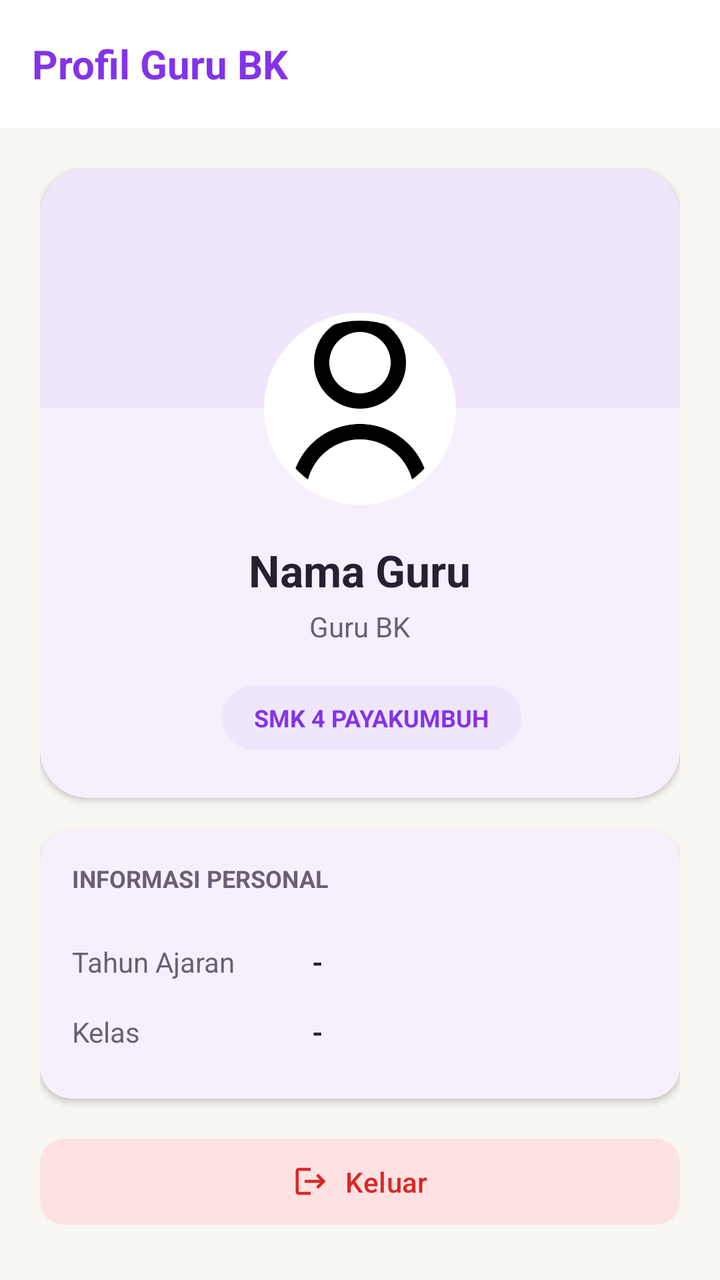
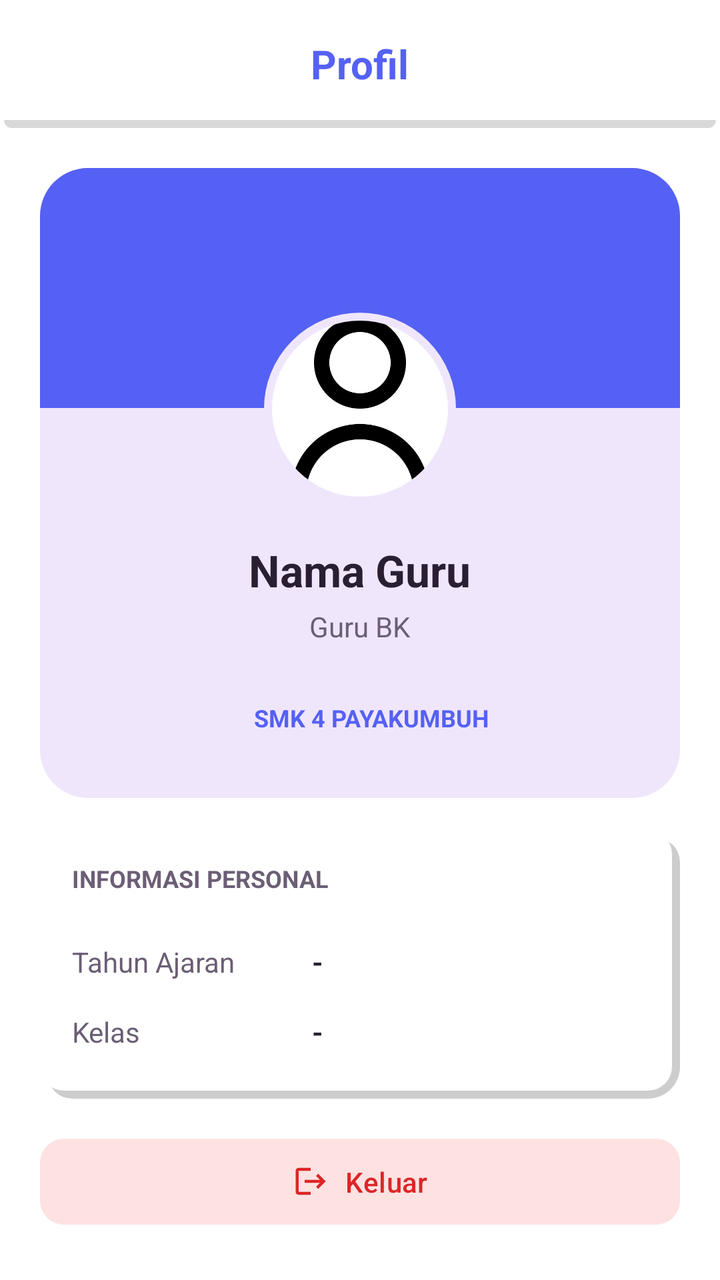

An Android layout rendered at two revisions. The XML below is the earlier revision; the diff shows what the commit changed to produce the second picture.
<!-- AndroidManifest.xml: application theme Theme.BkNova -->
<!-- res/layout/fragment_profil_bk.xml -->
<?xml version="1.0" encoding="utf-8"?>
<androidx.coordinatorlayout.widget.CoordinatorLayout xmlns:android="http://schemas.android.com/apk/res/android"
    xmlns:app="http://schemas.android.com/apk/res-auto"
    xmlns:tools="http://schemas.android.com/tools"
    android:layout_width="match_parent"
    android:layout_height="match_parent"
    android:background="@color/background_cream"
    tools:context=".fragment.profilBkFragment"
    tools:ignore="Overdraw">

    <com.google.android.material.appbar.AppBarLayout
        android:layout_width="match_parent"
        android:layout_height="wrap_content"
        android:background="@color/white"
        app:elevation="0dp">

        <com.google.android.material.appbar.MaterialToolbar
            android:id="@+id/toolbar"
            android:layout_width="match_parent"
            android:layout_height="?attr/actionBarSize"
            app:title="Profil Guru BK"
            app:titleTextAppearance="@style/ToolbarTitleBold"
            app:titleTextColor="@color/brand_primary"
            app:titleCentered="false" />
    </com.google.android.material.appbar.AppBarLayout>

    <androidx.core.widget.NestedScrollView
        android:id="@+id/scroll_view_profil_bk"
        android:layout_width="match_parent"
        android:layout_height="match_parent"
        android:clipToPadding="false"
        android:paddingBottom="80dp"
        app:layout_behavior="@string/appbar_scrolling_view_behavior">

        <LinearLayout
            android:layout_width="match_parent"
            android:layout_height="wrap_content"
            android:orientation="vertical"
            android:padding="20dp">

            
            <com.google.android.material.card.MaterialCardView
                android:layout_width="match_parent"
                android:layout_height="wrap_content"
                android:layout_marginBottom="16dp"
                app:cardCornerRadius="24dp"
                app:cardElevation="2dp"
                app:strokeWidth="0dp">

                <LinearLayout
                    android:layout_width="match_parent"
                    android:layout_height="wrap_content"
                    android:orientation="vertical"
                    android:gravity="center_horizontal"
                    android:paddingBottom="24dp">

                    <View
                        android:layout_width="match_parent"
                        android:layout_height="120dp"
                        android:background="@color/brand_soft" />

                    <com.google.android.material.imageview.ShapeableImageView
                        android:layout_width="100dp"
                        android:layout_height="100dp"
                        android:layout_marginTop="-50dp"
                        android:padding="4dp"
                        android:background="@color/white"
                        app:shapeAppearanceOverlay="@style/ShapeAppearance.Circle"
                        android:src="@drawable/person_icon"
                        android:scaleType="centerCrop"
                        app:strokeColor="@color/white"
                        app:strokeWidth="4dp" />

                    <TextView
                        android:id="@+id/tv_name_profil"
                        android:layout_width="wrap_content"
                        android:layout_height="wrap_content"
                        android:layout_marginTop="16dp"
                        android:text="Nama Guru"
                        android:textColor="@color/text_color_primary"
                        android:textSize="22sp"
                        android:textStyle="bold" />

                    <TextView
                        android:id="@+id/tv_role_profil"
                        android:layout_width="wrap_content"
                        android:layout_height="wrap_content"
                        android:layout_marginTop="4dp"
                        android:text="Guru BK"
                        android:textColor="@color/text_color_secondary"
                        android:textSize="14sp" />

                    <LinearLayout
                        android:layout_width="wrap_content"
                        android:layout_height="wrap_content"
                        android:orientation="horizontal"
                        android:layout_marginTop="20dp">


                        <TextView
                            android:id="@+id/tv_badge_school"
                            android:layout_width="wrap_content"
                            android:layout_height="wrap_content"
                            android:layout_marginStart="12dp"
                            android:background="@drawable/bg_badge_brand"
                            android:paddingHorizontal="16dp"
                            android:paddingVertical="8dp"
                            android:text="@string/ex_school"
                            android:textColor="@color/brand_primary"
                            android:textSize="12sp"
                            android:textStyle="bold" />
                    </LinearLayout>
                </LinearLayout>
            </com.google.android.material.card.MaterialCardView>

            
            <com.google.android.material.card.MaterialCardView
                android:layout_width="match_parent"
                android:layout_height="wrap_content"
                android:layout_marginBottom="16dp"
                app:cardCornerRadius="16dp"
                app:cardElevation="2dp"
                app:strokeWidth="0dp">

                <LinearLayout
                    android:layout_width="match_parent"
                    android:layout_height="wrap_content"
                    android:orientation="vertical"
                    android:padding="16dp">

                    <TextView
                        android:layout_width="wrap_content"
                        android:layout_height="wrap_content"
                        android:layout_marginBottom="16dp"
                        android:text="INFORMASI PERSONAL"
                        android:textColor="@color/text_color_secondary"
                        android:textSize="12sp"
                        android:textStyle="bold" />

                    
                    <LinearLayout
                        android:layout_width="match_parent"
                        android:layout_height="wrap_content"
                        android:orientation="horizontal"
                        android:paddingVertical="8dp">

                        <TextView
                            android:layout_width="120dp"
                            android:layout_height="wrap_content"
                            android:text="Tahun Ajaran"
                            android:textColor="@color/text_color_secondary"
                            android:textSize="14sp" />

                        <TextView
                            android:id="@+id/tv_tahun_ajaran"
                            android:layout_width="match_parent"
                            android:layout_height="wrap_content"
                            android:text="-"
                            android:textColor="@color/text_color_primary"
                            android:textSize="14sp"
                            android:textStyle="bold" />
                    </LinearLayout>

                    
                    <LinearLayout
                        android:layout_width="match_parent"
                        android:layout_height="wrap_content"
                        android:orientation="horizontal"
                        android:paddingVertical="8dp">

                        <TextView
                            android:layout_width="120dp"
                            android:layout_height="wrap_content"
                            android:text="Kelas "
                            android:textColor="@color/text_color_secondary"
                            android:textSize="14sp" />

                        <TextView
                            android:id="@+id/tv_kelas_diampu"
                            android:layout_width="match_parent"
                            android:layout_height="wrap_content"
                            android:text="-"
                            android:textColor="@color/text_color_primary"
                            android:textSize="14sp"
                            android:textStyle="bold" />
                    </LinearLayout>

                </LinearLayout>
            </com.google.android.material.card.MaterialCardView>

            
            <com.google.android.material.button.MaterialButton
                android:id="@+id/btn_logout"
                android:layout_width="match_parent"
                android:layout_height="wrap_content"
                android:text="@string/logout"
                android:textAllCaps="false"
                android:textColor="@color/red_text"
                app:backgroundTint="@color/red_light"
                app:cornerRadius="12dp"
                app:icon="@drawable/ic_logout"
                app:iconGravity="textStart"
                app:iconTint="@color/red_text"
                android:paddingVertical="12dp" />

        </LinearLayout>
    </androidx.core.widget.NestedScrollView>

</androidx.coordinatorlayout.widget.CoordinatorLayout>
<!-- resources referenced by this layout -->
<resources>
  <color name="background_cream">#F8F7F2</color>
  <color name="brand_primary">#8333EA</color>
  <color name="brand_soft">#F0E6FC</color>
  <color name="red_light">#FEE2E2</color>
  <color name="red_text">#DC2626</color>
  <color name="text_color_primary">#2A1E33</color>
  <color name="text_color_secondary">#6B5E75</color>
  <color name="white">#FFFFFFFF</color>
  <!-- drawable bg_badge_brand (drawable) -->
  <?xml version="1.0" encoding="utf-8"?>
  <shape xmlns:android="http://schemas.android.com/apk/res/android">
      <solid android:color="@color/brand_soft" />
      <corners android:radius="16dp" />
  </shape>
  <!-- drawable ic_logout (drawable) -->
  <vector xmlns:android="http://schemas.android.com/apk/res/android"
      android:width="24dp"
      android:height="24dp"
      android:viewportWidth="24"
      android:viewportHeight="24">
      <path
          android:fillColor="#000000"
          android:pathData="M17,7l-1.41,1.41L18.17,11H8v2h10.17l-2.58,2.58L17,17l5,-5zM4,5h8V3H4C2.9,3 2,3.9 2,5v14c0,1.1 0.9,2 2,2h8v-2H4V5z"/>
  </vector>
  <string name="ex_school">SMK 4 PAYAKUMBUH</string>
  <string name="logout">Keluar</string>
  <style name="ShapeAppearance.Circle" parent="">
          <item name="cornerFamily">rounded</item>
          <item name="cornerSize">50%</item>
      </style>
  <style name="ToolbarTitleBold" parent="TextAppearance.Material3.TitleLarge">
          <item name="android:textStyle">bold</item>
          <item name="android:textSize">20sp</item> 
      </style>
  <style name="Theme.BkNova" parent="Base.Theme.BkNova" />
  <color name="accent_pink">#FF7FAF</color>
  <color name="accent_pink_soft">#FFECF3</color>
  <color name="accent_peach">#FFC6BF</color>
  <color name="accent_peach_soft">#FFE8E5</color>
  <color name="divider_color">#E8E3DC</color>
  <!-- unchanged entries left out for length: 2 -->
</resources>

<!-- the commit's change to res/layout/fragment_profil_bk.xml (unified diff, before → after) -->
@@ -4,24 +4,24 @@
     xmlns:tools="http://schemas.android.com/tools"
     android:layout_width="match_parent"
     android:layout_height="match_parent"
-    android:background="@color/background_cream"
+    android:background="@color/white"
     tools:context=".fragment.profilBkFragment"
     tools:ignore="Overdraw">
 
     <com.google.android.material.appbar.AppBarLayout
         android:layout_width="match_parent"
         android:layout_height="wrap_content"
-        android:background="@color/white"
-        app:elevation="0dp">
+        android:background="@drawable/bg_header"
+        app:elevation="2dp">
 
         <com.google.android.material.appbar.MaterialToolbar
             android:id="@+id/toolbar"
             android:layout_width="match_parent"
             android:layout_height="?attr/actionBarSize"
-            app:title="Profil Guru BK"
+            app:title="Profil"
             app:titleTextAppearance="@style/ToolbarTitleBold"
             app:titleTextColor="@color/brand_primary"
-            app:titleCentered="false" />
+            app:titleCentered="true" />
     </com.google.android.material.appbar.AppBarLayout>
 
     <androidx.core.widget.NestedScrollView
@@ -44,20 +44,20 @@
                 android:layout_height="wrap_content"
                 android:layout_marginBottom="16dp"
                 app:cardCornerRadius="24dp"
-                app:cardElevation="2dp"
                 app:strokeWidth="0dp">
 
                 <LinearLayout
                     android:layout_width="match_parent"
                     android:layout_height="wrap_content"
                     android:orientation="vertical"
+                    android:background="@color/brand_soft"
                     android:gravity="center_horizontal"
                     android:paddingBottom="24dp">
 
                     <View
                         android:layout_width="match_parent"
                         android:layout_height="120dp"
-                        android:background="@color/brand_soft" />
+                        android:background="@color/brand_primary" />
 
                     <com.google.android.material.imageview.ShapeableImageView
                         android:layout_width="100dp"
@@ -68,7 +68,7 @@
                         app:shapeAppearanceOverlay="@style/ShapeAppearance.Circle"
                         android:src="@drawable/person_icon"
                         android:scaleType="centerCrop"
-                        app:strokeColor="@color/white"
+                        app:strokeColor="@color/brand_soft"
                         app:strokeWidth="4dp" />
 
                     <TextView
@@ -119,13 +119,14 @@
                 android:layout_height="wrap_content"
                 android:layout_marginBottom="16dp"
                 app:cardCornerRadius="16dp"
-                app:cardElevation="2dp"
+
                 app:strokeWidth="0dp">
 
                 <LinearLayout
                     android:layout_width="match_parent"
                     android:layout_height="wrap_content"
                     android:orientation="vertical"
+                    android:background="@drawable/bg_grid_shadow"
                     android:padding="16dp">
 
                     <TextView
<!-- resource entries referenced after the edit -->
@@ -1,7 +1,7 @@
 <!-- resources referenced by this layout -->
 <resources>
   <color name="background_cream">#F8F7F2</color>
-  <color name="brand_primary">#8333EA</color>
+  <color name="brand_primary">#5561F4</color>
   <color name="brand_soft">#F0E6FC</color>
   <color name="red_light">#FEE2E2</color>
   <color name="red_text">#DC2626</color>
@@ -14,6 +14,68 @@
       <solid android:color="@color/brand_soft" />
       <corners android:radius="16dp" />
   </shape>
+  <!-- drawable bg_grid_shadow (drawable) -->
+  <?xml version="1.0" encoding="utf-8"?>
+  <layer-list xmlns:android="http://schemas.android.com/apk/res/android">
+  
+      
+      <item
+          android:left="4dp"
+  
+          android:top="4dp">
+  
+          <shape android:shape="rectangle">
+              <solid android:color="#32000000" />
+              <corners android:radius="12dp" />
+          </shape>
+  
+      </item>
+  
+      
+      <item
+          android:right="4dp"
+          android:bottom="4dp">
+  
+          <shape android:shape="rectangle">
+              <solid android:color="#FFFFFF" />
+              <corners android:radius="12dp" />
+          </shape>
+  
+      </item>
+  
+  </layer-list>
+  <!-- drawable bg_header (drawable) -->
+  <?xml version="1.0" encoding="utf-8"?>
+  <layer-list xmlns:android="http://schemas.android.com/apk/res/android">
+  
+      
+      <item
+          android:left="2dp"
+          android:right="2dp"
+          android:top="4dp">
+  
+          <shape android:shape="rectangle">
+  
+              <solid android:color="#27000000"/>
+              <corners android:radius="4dp" />
+            />
+          </shape>
+  
+      </item>
+  
+      
+      <item
+          android:right="0dp"
+          android:bottom="4dp">
+  
+          <shape android:shape="rectangle">
+              <solid android:color="#FFFFFF" />
+               />
+          </shape>
+  
+      </item>
+  
+  </layer-list>
   <!-- drawable ic_logout (drawable) -->
   <vector xmlns:android="http://schemas.android.com/apk/res/android"
       android:width="24dp"
